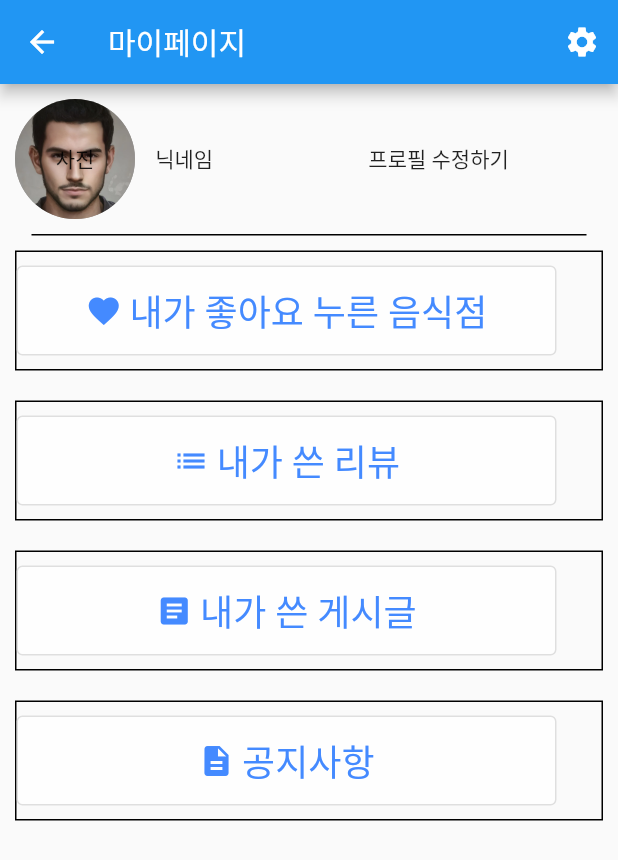
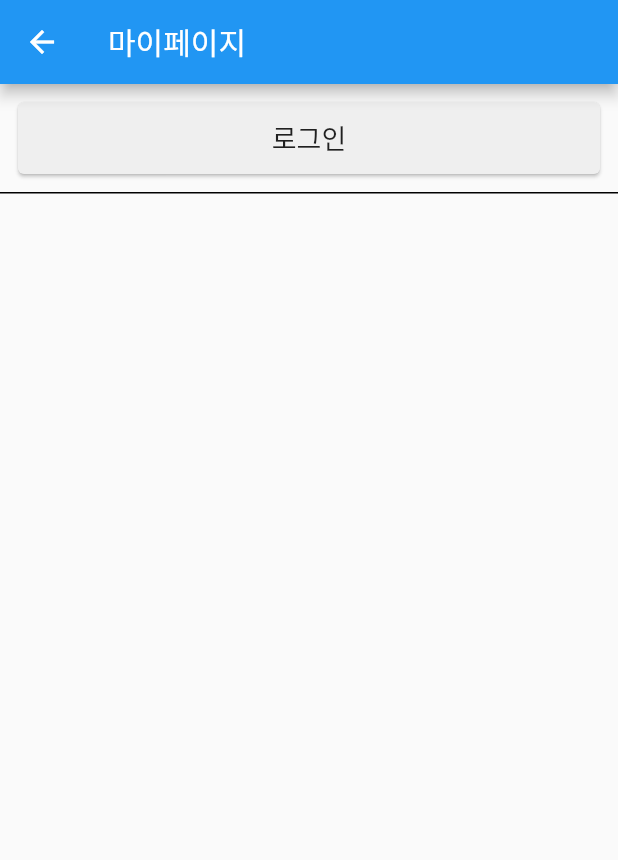
Before and after one commit to oyc0401/inmat, a Flutter app: the ProfilePage screen opened directly, on a phone screen of 412 x 824 dp. Shown: the top 860 px of the screen. Run offline on Flutter 3.47's test engine with Material 2 defaults, Android fonts, the phone set to English and light mode, and no system bars; our stand-ins replace device_info_plus, flutter_fortune_wheel, fluttertoast, geolocator, google_maps_flutter, shared_preferences; missing offline and left inert: ios_utsname_ext; accounts and stored records are empty; Roboto replaces fonts that are missing (Binggrae2).

Commit message:
마이페이지 수정

```diff
--- a/lib/Widget/profile/Profile.dart
+++ b/lib/Widget/profile/Profile.dart
@@ -1,7 +1,15 @@
 // import 'dart:html';
 
+import 'package:flutter/cupertino.dart';
 import 'package:flutter/material.dart';
+import 'package:provider/provider.dart';
+import 'package:restaurant/inmat/auth/inmat_auth.dart';
+import 'package:restaurant/inmat/auth/user_model.dart';
+import 'package:restaurant/main.dart';
+import 'package:restaurant/widget/profile/ProfileModel.dart';
 
+import '../account/change_profile/change_profile.dart';
+import '../account/sign_in_choose/signin_page.dart';
 import 'MyFavorite.dart';
 import 'MyReview.dart';
 import 'MyPost.dart';
@@ -18,209 +26,190 @@ class ProfilePage extends StatefulWidget {
 class _ProfilePageState extends State<ProfilePage> {
   @override
   Widget build(BuildContext context) {
+    User? user = InMatAuth.instance.currentUser;
+
+    return ChangeNotifierProvider(
+      create: (context) => ProfileModel(),
+      child: Consumer(builder: (context, value, child) {
         return Scaffold(
           appBar: AppBar(
-        title: Text("마이페이지"),
-        actions: <Widget>[
-          IconButton(
-            icon: Icon(Icons.settings),
-            onPressed: () {},
-          )
-        ],
+            title: const Text("마이페이지"),
+            // actions: <Widget>[
+            //   IconButton(
+            //     icon: const Icon(Icons.settings),
+            //     onPressed: () {},
+            //   )
+            // ],
           ),
           body: Column(
             children: [
-          Row(
-            children: [
+              Provider.of<ProfileModel>(context).isUser
+                  ? UserForm()
+                  : const LoginButton(),
               Container(
-                padding: EdgeInsets.symmetric(horizontal: 10, vertical: 10),
-                margin: EdgeInsets.symmetric(horizontal: 10, vertical: 10),
+                height: 1.0,
+                color: Colors.black,
+              ),
+              Provider.of<ProfileModel>(context).isUser
+                  ? MyInformation()
+                  : Container(),
+              Spacer(),
+              Provider.of<ProfileModel>(context).isUser
+                  ? LogOutButton()
+                  : Container(),
+              SizedBox(height: 30,),
+            ],
+          ),
+        );
+      }),
+    );
+  }
+}
+
+class UserForm extends StatelessWidget {
+  UserForm({
+    Key? key,
+  }) : super(key: key);
+
+  final User user = InMatAuth.instance.currentUser!;
+
+  @override
+  Widget build(BuildContext context) {
+    return ListTile(
+      leading: Container(
+        // padding: EdgeInsets.symmetric(horizontal: 10, vertical: 10),
+        // margin: EdgeInsets.symmetric(horizontal: 10, vertical: 10),
         width: 80,
         height: 80,
-                decoration: BoxDecoration(
+        decoration: const BoxDecoration(
             color: Colors.grey,
-                  image: DecorationImage(
-                      image: AssetImage('assets/images/profilesample.png'),
-                    fit: BoxFit.cover, ),
-                    shape: BoxShape.circle
+            // image: DecorationImage(
+            //   image: AssetImage('assets/images/profilesample.png'),
+            //   fit: BoxFit.cover,
+            // ),
+            shape: BoxShape.circle),
+        child: Center(child: Text(user.profileImgUrl)),
       ),
-                child: Center(child: Text('사진')),
-              ),
-              Container(child: Text(' 닉네임'),),
-              Container(width: 100, height: 80,),
-              Container(child: Text(' 프로필 수정하기'),),
-            ],
-          ),
-          Container(
-            height: 1.0,
-            width: 370.0,
-            color: Colors.black,
-          ),
-          Container(
-            width: double.infinity,
-            height: 80,
-            decoration: BoxDecoration(
-              border: Border.all(color: Colors.black),
-            ),
-            margin: EdgeInsets.all(10),
-            child: Column(
-              mainAxisAlignment: MainAxisAlignment.center,
-              crossAxisAlignment: CrossAxisAlignment.start,
-              children: [
-                InkWell(
-                  onTap: () {
-                    // Navigator.push(context,
-                    //     MaterialPageRoute(builder: (_) => MyFavorite()));
-                  },
-                  child: Row(
-                    children: [
-                      // Icon(Icons.favorite),
-                      // Text("내가 좋아요 누른 음식점",textAlign: TextAlign.left,),
-                      OutlinedButton.icon(
+      title: Text(user.email),
+      subtitle: Text(user.nickName),
+      trailing: TextButton(
         onPressed: () {
           Navigator.push(context,
-                            MaterialPageRoute(builder: (_) => MyFavorite()));},
-                        style: OutlinedButton.styleFrom(
-                          foregroundColor: Colors.blueAccent,
-                          fixedSize: const Size(360, 60),
-                          backgroundColor: Colors.white70,
-                          textStyle: const TextStyle(fontSize: 24),
+              CupertinoPageRoute(builder: (_) => const ChangeProfile()));
+        },
+        style: TextButton.styleFrom(
+          foregroundColor: Colors.grey,
         ),
-                        icon: Icon(Icons.favorite),
-                        label: Text(
-                          "내가 좋아요 누른 음식점",
-                          textAlign: TextAlign.left,
+        child: const Text(
+          '회원 정보 수정',
+          style: TextStyle(color: Colors.black),
         ),
-                      ),
-                    ],
-                  ),
-                ),
-
-                // Text("내가 좋아요 누른 음식점",textAlign: TextAlign.left,),
-              ],
-            ),
-          ),
-          Container(
-            width: double.infinity,
-            height: 80,
-            decoration: BoxDecoration(
-              border: Border.all(color: Colors.black),
-            ),
-            margin: EdgeInsets.all(10),
-            child: Column(
-              mainAxisAlignment: MainAxisAlignment.center,
-              crossAxisAlignment: CrossAxisAlignment.start,
-              children: [
-                // Icon(Icons.list),
-                // ElevatedButton(onPressed: () {}, child: Text("내가 쓴 리뷰",textAlign: TextAlign.left,),),
-                OutlinedButton.icon(
-                  onPressed: () {
-                    Navigator.push(context,
-                      MaterialPageRoute(builder: (_) => MyReview()));},
-                  style: OutlinedButton.styleFrom(
-                    foregroundColor: Colors.blueAccent,
-                    fixedSize: const Size(360, 60),
-                    backgroundColor: Colors.white70,
-                    textStyle: const TextStyle(fontSize: 24),
-                  ),
-                  icon: Icon(Icons.list),
-                  label: Text(
-                    "내가 쓴 리뷰",
-                    textAlign: TextAlign.left,
-                  ),
-                ),
-              ],
-            ),
-          ),
-          Container(
-            width: double.infinity,
-            height: 80,
-            decoration: BoxDecoration(
-              border: Border.all(color: Colors.black),
-            ),
-            margin: EdgeInsets.all(10),
-            child: Column(
-              mainAxisAlignment: MainAxisAlignment.center,
-              crossAxisAlignment: CrossAxisAlignment.start,
-              children: [
-                // Icon(Icons.article ),
-                // Text("내가 쓴 게시글",textAlign: TextAlign.left,),
-                OutlinedButton.icon(
-                  onPressed: () {
-                    Navigator.push(context,
-                      MaterialPageRoute(builder: (_) => MyPost()));},
-                  style: OutlinedButton.styleFrom(
-                    foregroundColor: Colors.blueAccent,
-                    fixedSize: const Size(360, 60),
-                    backgroundColor: Colors.white70,
-                    textStyle: const TextStyle(fontSize: 24),
-                  ),
-                  icon: Icon(Icons.article),
-                  label: Text(
-                    "내가 쓴 게시글",
-                    textAlign: TextAlign.left,
-                  ),
-                ),
-              ],
-            ),
-          ),
-          Container(
-            width: double.infinity,
-            height: 80,
-            decoration: BoxDecoration(
-              border: Border.all(color: Colors.black),
-            ),
-            margin: EdgeInsets.all(10),
-            child: Column(
-              mainAxisAlignment: MainAxisAlignment.center,
-              crossAxisAlignment: CrossAxisAlignment.start,
-              children: [
-                // Icon(Icons.description),
-                // Text("공지사항",textAlign: TextAlign.left,),
-                OutlinedButton.icon(
-                  onPressed: () {
-                    Navigator.push(context,
-                      MaterialPageRoute(builder: (_) => Notice  ()));},
-                  style: OutlinedButton.styleFrom(
-                    foregroundColor: Colors.blueAccent,
-                    fixedSize: const Size(360, 60),
-                    backgroundColor: Colors.white70,
-                    textStyle: const TextStyle(fontSize: 24),
-                  ),
-                  icon: Icon(Icons.description),
-                  label: Text(
-                    "공지사항",
-                    textAlign: TextAlign.left,
-                  ),
-                ),
-              ],
-            ),
-          ),
-        ],
       ),
     );
   }
 }
 
-class profile extends StatelessWidget {
-  const profile({Key? key}) : super(key: key);
+class MyInformation extends StatelessWidget {
+  const MyInformation({Key? key}) : super(key: key);
 
   @override
   Widget build(BuildContext context) {
-    return Container(
-      child: Column(
+    return Column(
       children: [
-          Container(
-            width: 150,
-            height: 50,
-            decoration: BoxDecoration(
-              border: Border.all(color: Colors.black),
+        ListTile(
+          leading: const Icon(
+            Icons.favorite,
+            color: Colors.blue,
           ),
+          onTap: () {
+            Useful.showMessage('개발 중 입니다.');
+            // Navigator.push(context,
+            //     CupertinoPageRoute(builder: (_) => const MyFavorite()));
+          },
+          title: const Text("내가 좋아요 누른 음식점", style: TextStyle(fontSize: 18)),
         ),
-          Container(),
-          Container(),
-          Container(),
+        ListTile(
+          leading: const Icon(
+            Icons.list,
+            color: Colors.blue,
+          ),
+          onTap: () {
+            Useful.showMessage('개발 중 입니다.');
+            // Navigator.push(
+            //     context, CupertinoPageRoute(builder: (_) => const MyReview()));
+          },
+          title: const Text("내가 쓴 리뷰", style: TextStyle(fontSize: 18)),
+        ),
+        ListTile(
+          leading: const Icon(
+            Icons.article,
+            color: Colors.blue,
+          ),
+          onTap: () {
+            Useful.showMessage('개발 중 입니다.');
+            // Navigator.push(
+            //     context, CupertinoPageRoute(builder: (_) => const MyPost()));
+          },
+          title: const Text("내가 쓴 게시글", style: TextStyle(fontSize: 18)),
+        ),
+        ListTile(
+          leading: const Icon(
+            Icons.description,
+            color: Colors.blue,
+          ),
+          onTap: () {
+            Useful.showMessage('개발 중 입니다.');
+            // Navigator.push(
+            //     context, CupertinoPageRoute(builder: (_) => const Notice()));
+          },
+          title: const Text("공지사항", style: TextStyle(fontSize: 18)),
+        ),
       ],
+    );
+  }
+}
+
+class LoginButton extends StatelessWidget {
+  const LoginButton({
+    Key? key,
+  }) : super(key: key);
+
+  @override
+  Widget build(BuildContext context) {
+    return Card(
+        margin: const EdgeInsets.all(12),
+        color: const Color(0xffefefef),
+        child: InkWell(
+          onTap: () {
+            Navigator.push(context,
+                CupertinoPageRoute(builder: (_) => const SignInPage()));
+          },
+          child: Container(
+            height: 48,
+            child: const Center(
+                child: Text(
+                  '로그인',
+                  style: TextStyle(fontSize: 18),
+                )),
+          ),
+        ));
+  }
+}
+
+class LogOutButton extends StatelessWidget {
+  const LogOutButton({Key? key}) : super(key: key);
+
+  @override
+  Widget build(BuildContext context) {
+    return Padding(
+      padding: const EdgeInsets.all(8.0),
+      child: CupertinoButton(
+        color: Colors.redAccent,
+        child: const Text("로그아웃"),
+        onPressed: () {
+          InMatAuth.instance.signOut();
+          Provider.of<ProfileModel>(context, listen: false).logout();
+        },
       ),
     );
   }
--- /dev/null
+++ b/lib/Widget/profile/ProfileModel.dart
@@ -0,0 +1,16 @@
+import 'package:flutter/material.dart';
+import 'package:restaurant/inmat/auth/inmat_auth.dart';
+
+class ProfileModel with ChangeNotifier {
+  ProfileModel() {
+    isUser = InMatAuth.instance.currentUser != null ? true : false;
+    notifyListeners();
+  }
+
+  logout() {
+    isUser = false;
+    notifyListeners();
+  }
+
+  bool isUser = false;
+}
```
Also changed, not shown: lib/Widget/account/sign_in_email/sign_in_email_page.dart (+16 -18 lines), lib/auth_check.dart (+32 -32 lines), lib/main.dart (+14 -0 lines). Lines whose indentation alone changed are shown as unchanged.
